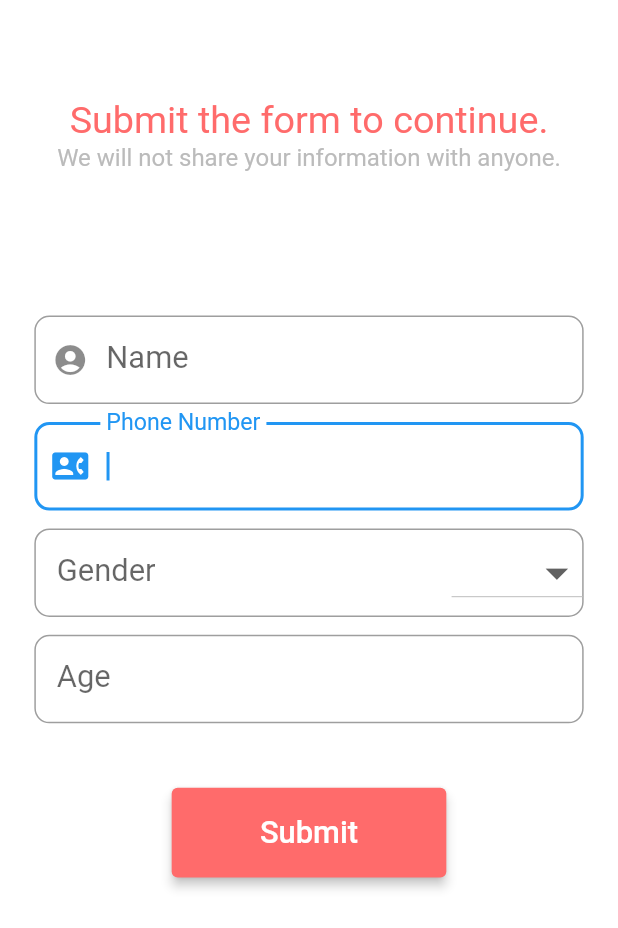
After one commit to Md-Moniruzzaman/Flutter-E-commece-app, a Flutter app: the UserForm screen opened directly, on a phone screen of 412 x 824 dp. The commit adds this screen. Shown: the top 928 px of the screen. Run offline on Flutter 3.47's test engine with Material 2 defaults, Android fonts, the phone set to English and light mode, and no system bars; our stand-ins replace cloud_firestore, firebase_auth, firebase_core, flutter_screenutil, fluttertoast; accounts and stored records are empty; network calls fail.

Commit message:
Update User Form and debugging some error

```diff
--- a/lib/pages/login_screen.dart
+++ b/lib/pages/login_screen.dart
@@ -249,7 +249,7 @@ class _LoginScreenState extends State<LoginScreen> {
                                 ' SignUp',
                                 style: TextStyle(
                                   color: AppColors.deepOrange,
-                                  fontSize: 13.sp,
+                                  fontSize: 15.sp,
                                   fontWeight: FontWeight.w600,
                                 ),
                               ),
--- a/lib/pages/registration_screen.dart
+++ b/lib/pages/registration_screen.dart
@@ -1,6 +1,7 @@
 // ignore_for_file: avoid_print
 
 import 'package:ecommerce_app/pages/login_screen.dart';
+import 'package:ecommerce_app/pages/user_form.dart';
 import 'package:firebase_auth/firebase_auth.dart';
 import 'package:flutter/material.dart';
 import 'package:flutter_screenutil/flutter_screenutil.dart';
@@ -220,10 +221,11 @@ class _RegistrationPageState extends State<RegistrationPage> {
                           height: 20.h,
                         ),
                         customButton(
-                          'Sign Up',
+                          'Continue',
                           () {
                             signUp();
-                            Navigator.pop(context);
+                            Navigator.push(context,
+                                MaterialPageRoute(builder: (_) => UserForm()));
                           },
                         ),
                         SizedBox(
@@ -252,7 +254,7 @@ class _RegistrationPageState extends State<RegistrationPage> {
                                 ' SignIn',
                                 style: TextStyle(
                                   color: AppColors.deepOrange,
-                                  fontSize: 13.sp,
+                                  fontSize: 15.sp,
                                   fontWeight: FontWeight.w600,
                                 ),
                               ),
--- /dev/null
+++ b/lib/pages/user_form.dart
@@ -0,0 +1,213 @@
+import 'package:ecommerce_app/widgets/custombutton.dart';
+import 'package:flutter/material.dart';
+import 'package:flutter_screenutil/flutter_screenutil.dart';
+
+import '../constant/appColors.dart';
+
+class UserForm extends StatefulWidget {
+  const UserForm({Key? key}) : super(key: key);
+
+  @override
+  State<UserForm> createState() => _UserFormState();
+}
+
+class _UserFormState extends State<UserForm> {
+  final _formkey = GlobalKey<FormState>();
+
+  final TextEditingController _nameController = TextEditingController();
+  final TextEditingController _phoneNumberController = TextEditingController();
+  final TextEditingController _dobController = TextEditingController();
+  final TextEditingController _genderController = TextEditingController();
+  final TextEditingController _ageController = TextEditingController();
+  List<String> gender = ["Male", "Female", "Other"];
+
+  _selectDateFromPicker() {}
+
+  @override
+  Widget build(BuildContext context) {
+    final nameField = TextFormField(
+      autofocus: false,
+      controller: _nameController,
+      keyboardType: TextInputType.name,
+      validator: (value) {
+        if (value!.isEmpty) {
+          return 'Please enter your first name.';
+        }
+        if (!RegExp(r'^.{3,}$').hasMatch(value)) {
+          return 'Please enter minimum 3 charecter.';
+        }
+        // return null;
+      },
+      onSaved: (value) {
+        _nameController.text = value!;
+      },
+      textInputAction: TextInputAction.next,
+      decoration: InputDecoration(
+        prefixIcon: const Icon(Icons.account_circle),
+        contentPadding: const EdgeInsets.fromLTRB(15, 20, 15, 20),
+        labelText: 'Name',
+        labelStyle: TextStyle(fontSize: 18.sp),
+        // hintText: 'First Name',
+
+        border: OutlineInputBorder(borderRadius: BorderRadius.circular(10)),
+      ),
+    );
+
+    // Phone Numberfield
+    final phoneNumberField = TextFormField(
+      autofocus: true,
+      controller: _phoneNumberController,
+      keyboardType: TextInputType.number,
+      validator: (value) {
+        if (value!.isEmpty) {
+          return 'Please enter your first name.';
+        }
+        if (!RegExp(r'^.{11,}$').hasMatch(value)) {
+          return 'Please enter minimum 11 digits.';
+        }
+        // return null;
+      },
+      onSaved: (value) {
+        _nameController.text = value!;
+      },
+      textInputAction: TextInputAction.next,
+      decoration: InputDecoration(
+        prefixIcon: const Icon(Icons.contact_phone),
+        contentPadding: const EdgeInsets.fromLTRB(15, 20, 15, 20),
+        labelText: 'Phone Number',
+        labelStyle: TextStyle(fontSize: 18.sp),
+        // hintText: 'First Name',
+
+        border: OutlineInputBorder(borderRadius: BorderRadius.circular(10)),
+      ),
+    );
+
+// dob field
+    final dobField = TextFormField(
+      controller: _dobController,
+      onSaved: (value) {
+        _nameController.text = value!;
+      },
+      readOnly: true,
+      decoration: InputDecoration(
+        hintText: "date of birth",
+        suffixIcon: IconButton(
+          onPressed: () => _selectDateFromPicker(),
+          icon: Icon(Icons.calendar_today_outlined),
+        ),
+      ),
+    );
+
+    // Gender selection Field
+    final genderSelection = TextFormField(
+      readOnly: true,
+      controller: _genderController,
+      onSaved: (value) {
+        _nameController.text = value!;
+      },
+      decoration: InputDecoration(
+        hintText: 'Gender',
+        suffixIcon: DropdownButton(
+          iconSize: 30.h,
+          items: gender.map((String value) {
+            return DropdownMenuItem(
+              value: value,
+              child: Text(value),
+              onTap: () {
+                setState(() {
+                  _genderController.text = value;
+                });
+              },
+            );
+          }).toList(),
+          onChanged: (_) {},
+        ),
+        contentPadding: const EdgeInsets.fromLTRB(15, 20, 15, 20),
+        labelText: 'Gender',
+        labelStyle: TextStyle(fontSize: 18.sp),
+        border: OutlineInputBorder(borderRadius: BorderRadius.circular(10)),
+      ),
+    );
+
+    // Age field
+
+    final ageField = TextFormField(
+      autofocus: true,
+      controller: _ageController,
+      keyboardType: TextInputType.number,
+      validator: (value) {
+        if (value!.isEmpty) {
+          return 'Please enter your age.';
+        }
+
+        return null;
+      },
+      onSaved: (value) {
+        _nameController.text = value!;
+      },
+      textInputAction: TextInputAction.done,
+      decoration: InputDecoration(
+        // prefixIcon: const Icon(Icons.),
+        contentPadding: const EdgeInsets.fromLTRB(15, 20, 15, 20),
+        labelText: 'Age',
+        labelStyle: TextStyle(fontSize: 18.sp),
+        // hintText: 'First Name',
+
+        border: OutlineInputBorder(borderRadius: BorderRadius.circular(10)),
+      ),
+    );
+    return Scaffold(
+      backgroundColor: Colors.white,
+      body: SingleChildScrollView(
+        scrollDirection: Axis.vertical,
+        child: Padding(
+          padding: EdgeInsets.all(20.sp),
+          child: Form(
+            key: _formkey,
+            child: Column(
+              crossAxisAlignment: CrossAxisAlignment.center,
+              mainAxisAlignment: MainAxisAlignment.center,
+              children: [
+                SizedBox(
+                  height: 36.h,
+                ),
+                Text(
+                  "Submit the form to continue.",
+                  style:
+                      TextStyle(fontSize: 22.sp, color: AppColors.deepOrange),
+                ),
+                Text(
+                  "We will not share your information with anyone.",
+                  style: TextStyle(
+                    fontSize: 14.sp,
+                    color: Color(0xFFBBBBBB),
+                  ),
+                ),
+                SizedBox(
+                  height: 80.h,
+                ),
+                nameField,
+                SizedBox(
+                  height: 10.h,
+                ),
+                phoneNumberField,
+                SizedBox(
+                  height: 10.h,
+                ),
+                genderSelection,
+                SizedBox(
+                  height: 10.h,
+                ),
+                ageField,
+                SizedBox(
+                  height: 36.h,
+                ),
+                customButton("Submit", () {}),
+              ],
+            ),
+          ),
+        ),
+      ),
+    );
+  }
+}
--- a/lib/widgets/custombutton.dart
+++ b/lib/widgets/custombutton.dart
@@ -5,7 +5,7 @@ import 'package:flutter_screenutil/flutter_screenutil.dart';
 Widget customButton(String buttonText, onPressed) {
   return SizedBox(
     height: 50.h,
-    width: 100.w,
+    width: 160.w,
     child: ElevatedButton(
       onPressed: onPressed,
       child: Text(
```
